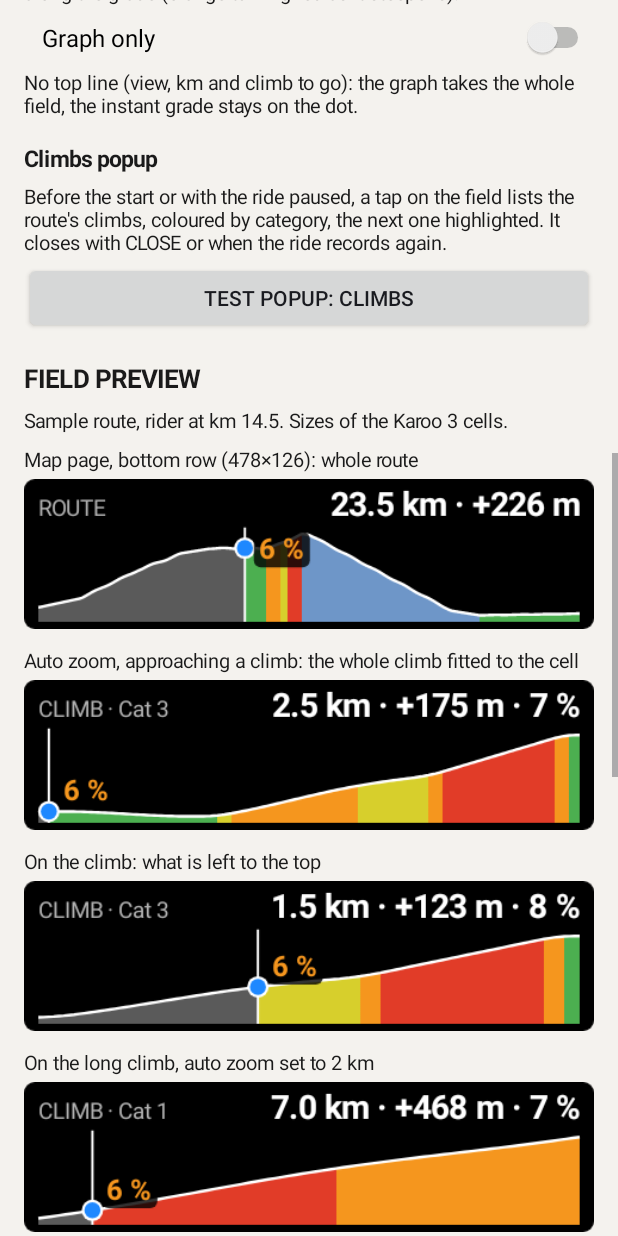
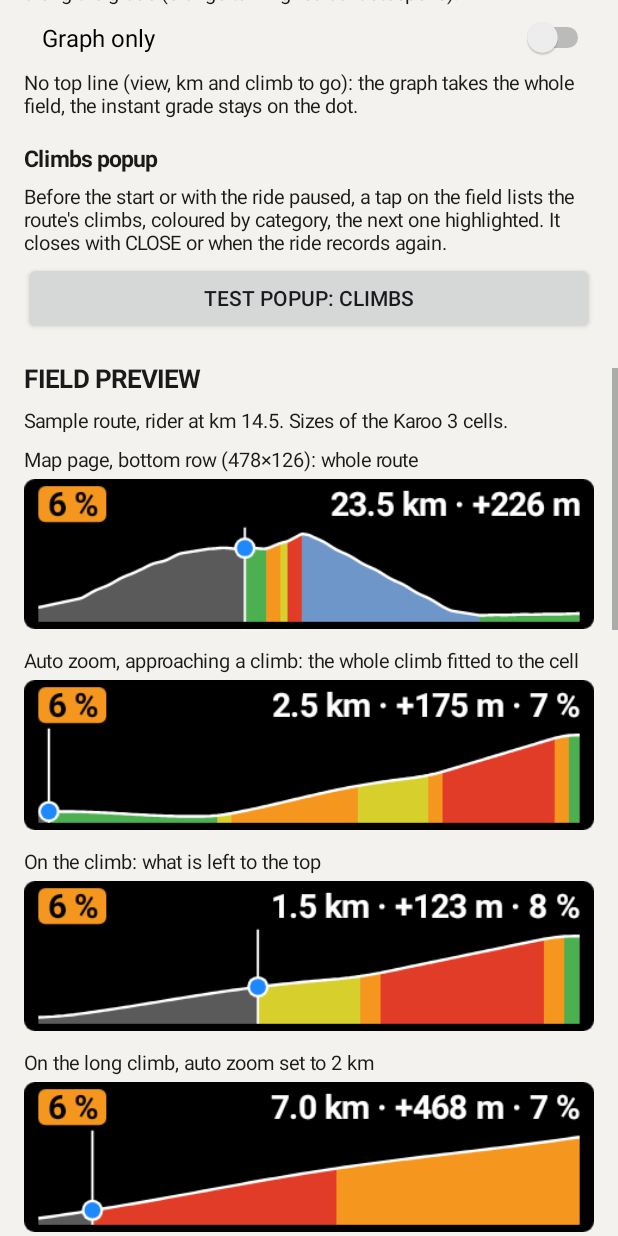
Before and after one commit to anpaiss/RouteProfile, an Android app: the screen it shows after launch (MainActivity), scrolled down 1153 dp, on a phone screen of 412 x 824 dp. Run offline under Robolectric (Android 15) with nearby library versions, the phone set to English and light mode, and no system bars.

Commit message:
Instant grade readable: in a tall cell repeated big where the profile leaves room, in a low cell in a coloured box at the left of the top line; the top line shrinks to fit instead of being cut
Co-Authored-By: Claude Opus 5.5 <noreply@anthropic.com>

```diff
--- a/app/src/main/kotlin/com/anpaiss/routeprofile/MainActivity.kt
+++ b/app/src/main/kotlin/com/anpaiss/routeprofile/MainActivity.kt
@@ -152,6 +152,8 @@ class MainActivity : Activity() {
         preview("Downhill: the instant grade in blue, with its sign", ProfileState.sample(Zoom.WHOLE, atM = 26_000.0).copy(gradePct = -8.0), 478, 126)
         preview("Taller cell (478×212)", ProfileState.sample(Zoom.WHOLE), 478, 212)
         preview("Half cell (238×126)", ProfileState.sample(Zoom.WHOLE), 238, 126)
+        preview("Half page (478×410), on a climb: the grade again, big, where the profile leaves room", ProfileState.sample(Zoom.CLIMB, atM = 17_000.0).copy(gradePct = 11.0), 478, 410)
+        preview("Half page, downhill: the big grade on the right", ProfileState.sample(Zoom.WHOLE, atM = 26_000.0).copy(gradePct = -8.0), 478, 410)
         preview("No route", ProfileState(), 478, 126)
 
         setContentView(ScrollView(this).apply { addView(col, LinearLayout.LayoutParams(WRAP_CONTENT, WRAP_CONTENT)); setBackgroundColor(0xFFF4F2EE.toInt()) })
--- a/app/src/main/kotlin/com/anpaiss/routeprofile/ProfileRenderer.kt
+++ b/app/src/main/kotlin/com/anpaiss/routeprofile/ProfileRenderer.kt
@@ -80,6 +80,49 @@ object ProfileRenderer {
         c.drawText(label, x, base, p)
     }
 
+    /**
+     * The instant grade again, big, in the empty dark space above the profile (a tall cell: a
+     * climb leaves the top left free, a descent the top right). The corner with more room wins,
+     * kept clear of the rider's line; with too little room (a low cell, a rolling profile) it is
+     * not drawn and the pill by the dot stays alone. [topOfProfile] gives the highest screen y of
+     * the profile under an x range.
+     */
+    private fun drawBigGrade(c: Canvas, g: Double, rx: Float, left: Float, right: Float, top: Float,
+                             px: Float, smooth: Boolean, topOfProfile: (Pair<Float, Float>) -> Float) {
+        val gap = 10 * px
+        val p = Paint(Paint.ANTI_ALIAS_FLAG).apply {
+            typeface = condensedBold; textAlign = Paint.Align.CENTER
+            color = if (smooth) smoothColorOf(g) else colorOf(InstantGrade.shade(g))
+        }
+        val label = InstantGrade.text(g).replace(" ", "")   // big: no space, more room for the digits
+        p.textSize = 100f
+        val widthPerSize = p.measureText(label) / 100f   // text width for a text size of 1
+        // candidate boxes: the two corners and the two sides of the rider's line, two widths each;
+        // never across the rider's line. The one that takes the biggest text wins.
+        var bestX = 0f; var bestW = 0f; var bestFree = 0f; var bestSize = 0f
+        val boxes = ArrayList<Pair<Float, Float>>()   // x0, width
+        for (frac in floatArrayOf(0.45f, 0.32f)) {
+            val bw = (right - left) * frac
+            for (x0 in floatArrayOf(left, right - bw, rx + gap, rx - gap - bw)) boxes += x0 to bw
+        }
+        // and all the room on either side of the rider's line, when narrower than that
+        boxes += (rx + gap) to (right - rx - gap)
+        boxes += left to (rx - gap - left)
+        for ((x0, bw) in boxes) {
+            if (bw <= 0f || x0 < left - 0.5f || x0 + bw > right + 0.5f) continue
+            if (rx > x0 - gap + 0.5f && rx < x0 + bw + gap - 0.5f) continue
+            val free = topOfProfile(x0 to x0 + bw) - top - 6 * px
+            val size = minOf(free * 0.9f, 90 * px, bw / widthPerSize)
+            if (size > bestSize) { bestX = x0; bestW = bw; bestFree = free; bestSize = size }
+        }
+        if (bestSize < 28 * px) return
+        p.textSize = bestSize
+        val x0 = bestX; val bw = bestW; val free = bestFree
+        // vertically centred in the free space (cap height ~0.72 of the text size)
+        val base = top + 3 * px + free / 2 + p.textSize * 0.36f
+        c.drawText(label, x0 + bw / 2, base, p)
+    }
+
     fun render(state: ProfileState, w: Int, h: Int, density: Float): Bitmap {
         val bmp = Bitmap.createBitmap(max(w, 40), max(h, 30), Bitmap.Config.ARGB_8888)
         val c = Canvas(bmp)
@@ -99,6 +142,11 @@ object ProfileRenderer {
         val lineH = (bmp.height * 0.24f).coerceIn(14 * px, 24 * px)
         val pad = 4 * px
         val climb = state.climb
+        // A low cell (the map page's bottom row) has no room for the big grade over the profile:
+        // there the instant grade sits in a coloured box at the left of the top line, instead of the
+        // view label and of the pill by the dot (Andrea 15/11, option B of the preview)
+        val small = !state.graphOnly && bmp.height - 2 * pad - lineH - 3 * px < 60 * px
+        val boxGrade = if (small && state.posM != null) state.gradePct else null
         if (!state.graphOnly) {
         val numbers = if (state.zoom == Zoom.CLIMB && climb != null) {
             // on the climb: what is left to the top; approaching: the whole climb
@@ -109,6 +157,23 @@ object ProfileRenderer {
             (state.remainingM ?: 0.0) / 1000.0, Math.round(state.remainingAscentM ?: 0.0))
         text.typeface = condensedBold; text.color = Color.WHITE; text.textSize = lineH * 0.92f
         text.textAlign = Paint.Align.RIGHT
+        // never cut on the left: a long line (climb numbers + time to the top) shrinks to fit
+        var boxW = 0f
+        if (boxGrade != null) {
+            val gp = Paint(Paint.ANTI_ALIAS_FLAG).apply { typeface = condensedBold; textSize = lineH * 0.92f; textAlign = Paint.Align.CENTER }
+            val gl = InstantGrade.text(boxGrade)
+            boxW = gp.measureText(gl) + 10 * px
+            val col = if (state.smooth) smoothColorOf(boxGrade) else colorOf(InstantGrade.shade(boxGrade))
+            val bgp = Paint(Paint.ANTI_ALIAS_FLAG).apply { color = col }
+            c.drawRoundRect(RectF(2 * pad, pad, 2 * pad + boxW, pad + lineH), 4 * px, 4 * px, bgp)
+            // dark text on the light colours (green, yellow, orange), white on red, dark red and blue
+            val lum = 0.299 * ((col shr 16) and 0xFF) + 0.587 * ((col shr 8) and 0xFF) + 0.114 * (col and 0xFF)
+            gp.color = if (lum > 140) Color.BLACK else Color.WHITE
+            c.drawText(gl, 2 * pad + boxW / 2, pad + lineH * 0.82f, gp)
+            boxW += 8 * px
+        }
+        val maxW = bmp.width - 4 * pad - boxW
+        while (text.textSize > 8 * px && text.measureText(numbers) > maxW) text.textSize -= 0.5f * px
         val base = pad + lineH * 0.82f
         c.drawText(numbers, bmp.width - 2 * pad, base, text)
         val numbersW = text.measureText(numbers)
@@ -120,7 +185,7 @@ object ProfileRenderer {
             else -> state.zoom.label
         }
         // narrow cell: the numbers matter more than the label
-        if (2 * pad + text.measureText(label) + 8 * px + numbersW <= bmp.width - 2 * pad) c.drawText(label, 2 * pad, base, text)
+        if (boxGrade == null && 2 * pad + text.measureText(label) + 8 * px + numbersW <= bmp.width - 2 * pad) c.drawText(label, 2 * pad, base, text)
         }
 
         // Profile area: below the top line, or the whole cell when the graph is alone
@@ -188,6 +253,17 @@ object ProfileRenderer {
         while (d < to) { d = minOf(to, d + p.stepM / 2); outline.lineTo(x(d), y(p.elevationAt(d))) }
         c.drawPath(outline, line)
 
+        if (!small && pos != null && pos in from..to) state.gradePct?.let { g ->
+            drawBigGrade(c, g, x(pos), left, right, top, px, state.smooth) { xs ->
+                // highest point of the profile under the screen x range [xs.first, xs.second]
+                val a = from + (xs.first - left) / (right - left) * span
+                val b = from + (xs.second - left) / (right - left) * span
+                var e = -Double.MAX_VALUE; var dd = a
+                while (dd <= b) { e = maxOf(e, p.elevationAt(dd)); dd += p.stepM / 2 }
+                y(maxOf(e, p.elevationAt(b)))
+            }
+        }
+
         if (pos != null && pos in from..to) {
             val rx = x(pos)
             line.strokeWidth = 1.3f * px
@@ -197,7 +273,7 @@ object ProfileRenderer {
             val ry = y(p.elevationAt(pos))
             c.drawCircle(rx, ry, r + 1.5f * px, Paint(Paint.ANTI_ALIAS_FLAG).apply { color = Color.WHITE })
             c.drawCircle(rx, ry, r, dot)
-            state.gradePct?.let { g -> drawGrade(c, g, rx, ry, left, right, top, bottom, lineH, px, state.smooth) }
+            if (boxGrade == null) state.gradePct?.let { g -> drawGrade(c, g, rx, ry, left, right, top, bottom, lineH, px, state.smooth) }
         }
         return bmp
     }
```
